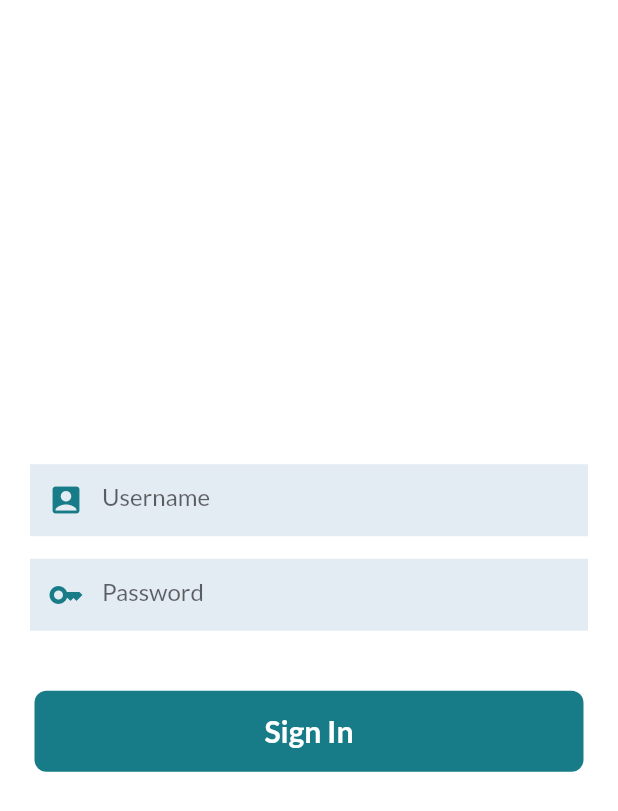
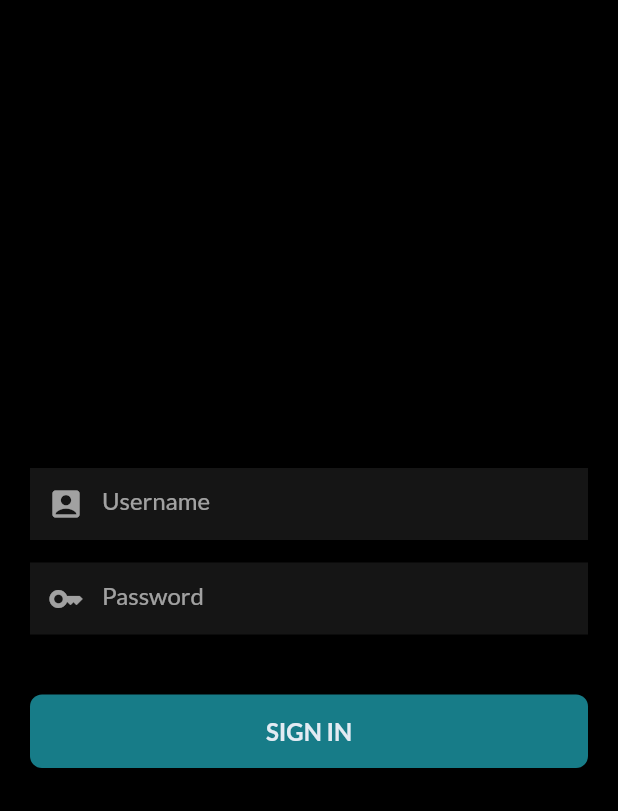
Before and after one commit to KomalJaiswal10/amal_old, a Flutter app: the screen it shows after launch, on a phone screen of 412 x 824 dp. Shown: the top 811 px of the screen. Run offline on Flutter 3.47's test engine with Material 3 defaults, Android fonts, the phone set to English and light mode, and no system bars; our stand-ins replace animated_text_kit, get, google_fonts.

Commit message:
app structure changes

```diff
--- a/lib/main.dart
+++ b/lib/main.dart
@@ -1,6 +1,6 @@
 import 'package:amal/service/constant/colors.dart';
 import 'package:amal/service/theme/theme.dart';
-import 'package:amal/view/src/authentication/login.dart';
+import 'package:amal/view/src/intro/splash.dart';
 import 'package:amal/view/widgets/extensions.dart';
 import 'package:flutter/material.dart';
 import 'package:get/get.dart';
@@ -13,14 +13,14 @@ class MyApp extends StatelessWidget {
   const MyApp({super.key});
   @override
   Widget build(BuildContext context) {
-    AAppTheme.isDark = Theme.of(context).brightness == Brightness.dark;
+    AppTheme.isDark = Theme.of(context).brightness == Brightness.dark;
     return GetMaterialApp(
       debugShowCheckedModeBanner: false,
       title: 'Amal',
-      themeMode: ThemeMode.light,
-      theme: AAppTheme.ligthTheme,
-      darkTheme: AAppTheme.darkTheme,
-      home: const LoginPage(),
+      themeMode: ThemeMode.dark,
+      theme: AppTheme.ligthTheme,
+      darkTheme: AppTheme.darkTheme,
+      home: const SplashScreen(),
     );
   }
 }
@@ -36,7 +36,7 @@ class MyHomePage extends StatelessWidget {
           style: Theme.of(context)
               .textTheme
               .headlineLarge!
-              .copyWith(color: AAppColors.amalGreen),
+              .copyWith(color: AppColors.primaryBlue),
         ),
       ),
     );
--- a/lib/service/constant/colors.dart
+++ b/lib/service/constant/colors.dart
@@ -1,18 +1,25 @@
+import 'package:amal/service/theme/color_theme.dart';
 import 'package:flutter/material.dart';
+import 'package:get/get.dart';
 
-class AAppColors {
-  AAppColors._();
+class AppColors {
+  AppColors._();
+
+  static ColorThemeExtension colors =
+      Theme.of(Get.context!).extension<ColorThemeExtension>()!;
 
   // App Colors
-  static const Color amalGreen = Color(0xffC9F66F);
-  static Color amalPrimaryBlack = const Color(0xff151515);
-  // static Color amalPrimaryBlack = const Color(0xff161724);
-  static Color amalSecondaryBlack = const Color(0xff252525);
+  static const Color primaryBlue = Color(0xff177C88);
+  static const Color primaryDarkBlue = Color(0xff2F5D7F);
+  static Color primaryBlack = const Color(0xff151515);
+  static Color secondaryBlack = const Color(0xff252525);
 
   // Text Colors
   static const Color white = Colors.white;
   static const Color black = Colors.black;
+  static const Color transparent = Colors.transparent;
 
   // Background Colors
   static const whiteBg = Color(0xffE3EBF3);
+  static Color whiteOpacity = Colors.white.withOpacity(.6);
 }
--- /dev/null
+++ b/lib/service/theme/color_theme.dart
@@ -0,0 +1,34 @@
+import 'package:flutter/material.dart';
+
+class ColorThemeExtension extends ThemeExtension<ColorThemeExtension> {
+  final Color? background;
+  final Color? buttonText;
+  final Color? textFieldBg;
+  final Color? primaryIcon;
+
+  ColorThemeExtension({
+    required this.background,
+    required this.buttonText,
+    required this.textFieldBg,
+    required this.primaryIcon,
+  });
+
+  @override
+  ThemeExtension<ColorThemeExtension> copyWith() {
+    return ColorThemeExtension(
+        background: background,
+        buttonText: buttonText,
+        textFieldBg: textFieldBg,
+        primaryIcon: primaryIcon);
+  }
+
+  @override
+  ThemeExtension<ColorThemeExtension> lerp(
+      covariant ThemeExtension<ColorThemeExtension>? other, double t) {
+    return ColorThemeExtension(
+        background: background,
+        buttonText: buttonText,
+        textFieldBg: textFieldBg,
+        primaryIcon: primaryIcon);
+  }
+}
--- a/lib/service/theme/custom_themes/text_theme.dart
+++ /dev/null
@@ -1,34 +0,0 @@
-import 'package:amal/service/constant/colors.dart';
-import 'package:flutter/material.dart';
-
-class ATextTheme {
-  ATextTheme._();
-
-  static TextTheme lightTextTheme = TextTheme(
-    headlineLarge: const TextStyle().copyWith(color: AAppColors.black),
-    headlineMedium: const TextStyle().copyWith(color: AAppColors.black),
-    headlineSmall: const TextStyle().copyWith(color: AAppColors.black),
-    titleLarge: const TextStyle().copyWith(color: AAppColors.black),
-    titleMedium: const TextStyle().copyWith(color: AAppColors.black),
-    titleSmall: const TextStyle().copyWith(color: AAppColors.black),
-    labelLarge: const TextStyle().copyWith(color: AAppColors.black),
-    labelMedium: const TextStyle().copyWith(color: AAppColors.black),
-    bodyLarge: const TextStyle().copyWith(color: AAppColors.black),
-    bodyMedium: const TextStyle().copyWith(color: AAppColors.black),
-    bodySmall: const TextStyle().copyWith(color: AAppColors.black),
-  );
-
-  static TextTheme darkTextTheme = TextTheme(
-    headlineLarge: const TextStyle().copyWith(color: AAppColors.white),
-    headlineMedium: const TextStyle().copyWith(color: AAppColors.white),
-    headlineSmall: const TextStyle().copyWith(color: AAppColors.white),
-    titleLarge: const TextStyle().copyWith(color: AAppColors.white),
-    titleMedium: const TextStyle().copyWith(color: AAppColors.white),
-    titleSmall: const TextStyle().copyWith(color: AAppColors.white),
-    labelLarge: const TextStyle().copyWith(color: AAppColors.white),
-    labelMedium: const TextStyle().copyWith(color: AAppColors.white),
-    bodyLarge: const TextStyle().copyWith(color: AAppColors.white),
-    bodyMedium: const TextStyle().copyWith(color: AAppColors.white),
-    bodySmall: const TextStyle().copyWith(color: AAppColors.white),
-  );
-}
--- a/lib/service/theme/theme.dart
+++ b/lib/service/theme/theme.dart
@@ -1,25 +1,38 @@
 import 'package:amal/service/constant/colors.dart';
-import 'package:amal/service/theme/custom_themes/text_theme.dart';
+import 'package:amal/service/theme/color_theme.dart';
+import 'package:amal/service/theme/text_theme.dart';
 import 'package:flutter/material.dart';
 import 'package:google_fonts/google_fonts.dart';
 
-class AAppTheme {
-  AAppTheme._();
+class AppTheme {
+  AppTheme._();
 
   static late bool isDark;
 
   static ThemeData ligthTheme = ThemeData(
-      useMaterial3: false,
-      fontFamily: GoogleFonts.lato().fontFamily,
-      scaffoldBackgroundColor: AAppColors.white,
-      brightness: Brightness.light,
-      textTheme: ATextTheme.lightTextTheme);
+          useMaterial3: false,
+          fontFamily: GoogleFonts.lato().fontFamily,
+          scaffoldBackgroundColor: AppColors.white,
+          brightness: Brightness.light,
+          )
+      .copyWith(extensions: <ThemeExtension<dynamic>>[
+    ColorThemeExtension(
+        background: AppColors.white,
+        buttonText: AppColors.white,
+        primaryIcon: AppColors.primaryBlue,
+        textFieldBg: AppColors.whiteBg)
+  ]);
 
   static ThemeData darkTheme = ThemeData(
     useMaterial3: false,
     fontFamily: GoogleFonts.lato().fontFamily,
-    scaffoldBackgroundColor: AAppColors.black,
+    scaffoldBackgroundColor: AppColors.black,
     brightness: Brightness.dark,
-    textTheme: ATextTheme.darkTextTheme,
-  );
+  ).copyWith(extensions: <ThemeExtension<dynamic>>[
+    ColorThemeExtension(
+        background: AppColors.black,
+        buttonText: AppColors.whiteOpacity,
+        primaryIcon: AppColors.whiteOpacity,
+        textFieldBg: AppColors.primaryBlack)
+  ]);
 }
--- a/lib/view/src/authentication/login.dart
+++ b/lib/view/src/authentication/login.dart
@@ -1,8 +1,7 @@
-import 'package:amal/service/constant/colors.dart';
+import 'package:amal/view/widgets/buttons.dart';
 import 'package:amal/view/widgets/extensions.dart';
 import 'package:amal/view/widgets/textformfields.dart';
 import 'package:flutter/material.dart';
-import 'package:get/get.dart';
 
 class LoginPage extends StatelessWidget {
   const LoginPage({super.key});
@@ -17,29 +16,21 @@ class LoginPage extends StatelessWidget {
           children: [
             const CustomTextField(
               hint: 'Username',
-              suffixicon: Icons.account_box,
+              prefixIcon: Icons.account_box,
             ),
             15.heigth,
-            const CustomTextField(hint: 'Password', suffixicon: Icons.key),
+            const CustomTextField(hint: 'Password', prefixIcon: Icons.key),
             40.heigth,
-            Container(
-              margin: const EdgeInsets.symmetric(horizontal: 3),
-              padding: const EdgeInsets.symmetric(vertical: 15.0),
-              width: Get.width,
-              decoration: const BoxDecoration(
-                  color: Color(0xff177C88),
-                  borderRadius: BorderRadius.all(Radius.circular(8))),
-              child: Center(
-                child: Text(
-                  'Sign In',
-                  style: Theme.of(context).textTheme.titleLarge!.copyWith(
-                      fontWeight: FontWeight.bold, color: AAppColors.white),
-                ),
-              ),
+            CustomButton(
+              text: 'SIGN IN',
+              isExpand: true,
+              onTap: submit,
             )
           ],
         ),
       ),
     );
   }
+
+  void submit() {}
 }
--- /dev/null
+++ b/lib/view/widgets/buttons.dart
@@ -0,0 +1,53 @@
+import 'package:amal/service/constant/colors.dart';
+import 'package:amal/service/constant/dimensions.dart';
+import 'package:flutter/material.dart';
+
+class CustomButton extends StatelessWidget {
+  const CustomButton(
+      {super.key,
+      required this.text,
+      required this.onTap,
+      this.isExpand = false});
+  final String text;
+  final VoidCallback onTap;
+  final bool isExpand;
+
+  @override
+  Widget build(BuildContext context) {
+    bool isPressed = false;
+    return StatefulBuilder(builder: (context, state) {
+      return GestureDetector(
+          onTapUp: (value) {
+            isPressed = false;
+            state(() {});
+          },
+          onTapDown: (value) {
+            isPressed = true;
+            state(() {});
+          },
+          onTap: onTap,
+          child: Container(
+            width: isExpand ? Dimensions.width : Dimensions.width * .4,
+            padding: const EdgeInsets.symmetric(vertical: 15.0, horizontal: 5),
+            decoration: BoxDecoration(
+                color: AppColors.primaryBlue,
+                borderRadius: const BorderRadius.all(Radius.circular(8)),
+                boxShadow: isPressed
+                    ? [
+                        const BoxShadow(
+                            blurRadius: 5.0,
+                            offset: Offset(1, 5),
+                            color: Colors.grey)
+                      ]
+                    : []),
+            child: Center(
+              child: Text(
+                text,
+                style: Theme.of(context).textTheme.titleMedium!.copyWith(
+                    fontWeight: FontWeight.bold, color: AppColors.whiteBg),
+              ),
+            ),
+          ));
+    });
+  }
+}
--- a/lib/view/widgets/extensions.dart
+++ b/lib/view/widgets/extensions.dart
@@ -1,5 +1,10 @@
 import 'package:flutter/material.dart';
 import 'package:intl/intl.dart';
+
+extension ExThemeData on BuildContext {
+  ThemeData get theme => Theme.of(this);
+  TextTheme get textTheme => theme.textTheme;
+}
 
 extension ExtSizedBox on num {
   SizedBox get width => SizedBox(width: toDouble());
--- a/lib/view/widgets/textformfields.dart
+++ b/lib/view/widgets/textformfields.dart
@@ -1,36 +1,36 @@
 import 'package:amal/service/constant/colors.dart';
+import 'package:amal/service/theme/color_theme.dart';
 import 'package:amal/service/theme/theme.dart';
 import 'package:flutter/material.dart';
 
 class CustomTextField extends StatelessWidget {
   const CustomTextField(
-      {super.key, this.controller, this.hint, this.onChanged, this.suffixicon});
+      {super.key, this.controller, this.hint, this.onChanged, this.prefixIcon});
   final TextEditingController? controller;
   final String? hint;
   final Function(String)? onChanged;
-  final IconData? suffixicon;
+  final IconData? prefixIcon;
 
   @override
   Widget build(BuildContext context) {
-    AAppTheme.isDark = Theme.of(context).brightness == Brightness.dark;
+    AppTheme.isDark = Theme.of(context).brightness == Brightness.dark;
+    ColorThemeExtension colors =
+        Theme.of(context).extension<ColorThemeExtension>()!;
     return TextFormField(
       controller: controller,
       onChanged: onChanged,
       decoration: InputDecoration(
           hintText: hint,
-          fillColor: AAppTheme.isDark
-              ? AAppColors.amalSecondaryBlack
-              : AAppColors.whiteBg,
+          fillColor: colors.textFieldBg,
           filled: true,
           border: InputBorder.none,
-          // contentPadding: const EdgeInsets.symmetric(vertical: 0, horizontal: 10),
-          focusedBorder: OutlineInputBorder(
-              borderSide:
-                  BorderSide(color: Colors.white.withOpacity(.2), width: 1)),
-          prefixIcon: Icon(suffixicon),
-          prefixIconColor: AAppTheme.isDark
-              ? Colors.white.withOpacity(.4)
-              : const Color(0xff177C88)),
+          // focusedBorder: OutlineInputBorder(
+          //     borderSide:
+          //         BorderSide(color: Colors.white.withOpacity(.2), width: 1)),
+          prefixIcon: Icon(prefixIcon),
+          prefixIconColor: AppTheme.isDark
+              ? Colors.white.withOpacity(.6)
+              : AppColors.primaryBlue),
     );
   }
 }
```
Also changed, not shown: lib/service/constant/app_finals.dart (added, +9 -0 lines), lib/service/constant/dimensions.dart (+7 -15 lines), lib/service/theme/text_theme.dart (added, +22 -0 lines), lib/view/src/intro/splash.dart (+3 -4 lines), lib/service/utils/helper.dart (added), lib/view/widgets/texts.dart (added).
